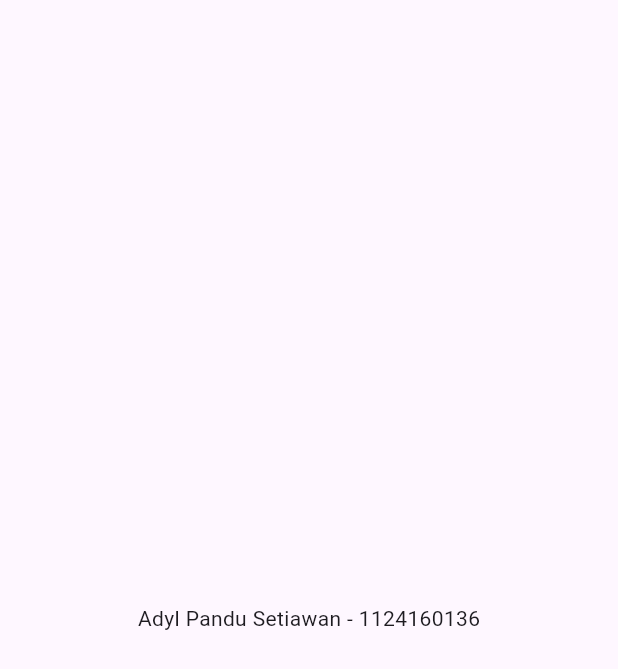
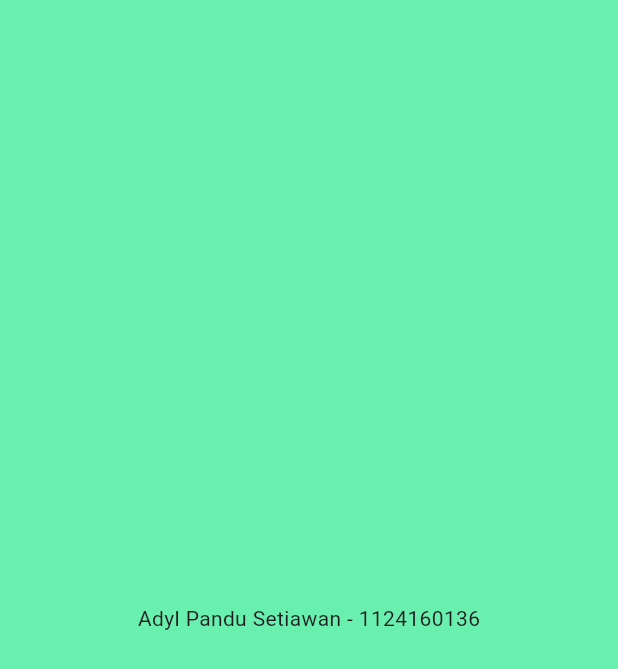
Before and after one commit to Adyl-Pandu/Pertemuandart, a Flutter app: the screen it shows after launch, on a phone screen of 412 x 824 dp. Shown: the top 669 px of the screen. Run offline on Flutter 3.47's test engine with Material 3 defaults, Android fonts, the phone set to English and light mode, and no system bars.

Commit message:
PUSH color bg

```diff
--- a/lib/main.dart
+++ b/lib/main.dart
@@ -27,6 +27,7 @@ class MyItem extends StatelessWidget {
       body: const Center(
         child: Text('Adyl Pandu Setiawan - 1124160136'),
       ),
+      backgroundColor: Colors.greenAccent
     );
   }
 }
```
